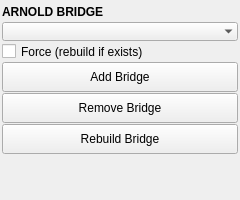
Above: mayatk/mat_utils/arnold_bridge.ui from m3trik/mayatk before the change. Below: the same form after it.
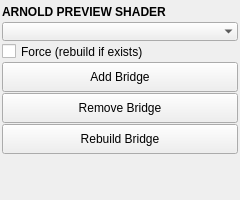
That is the form after the change. Custom widgets are drawn as their Qt base class.

Commit message:
Cross-DCC bridges (blender_bridge, unity_bridge) + broad utils refresh
Adds blender_bridge/unity_bridge and mayapy_package_manager; refreshes mat/edit/
env/nurbs/rig/anim utils and slot panels. 220 real-Maya tests pass across changed
modules.

Diff of the .ui file:
```diff
--- a/mayatk/mat_utils/arnold_bridge.ui
+++ b/mayatk/mat_utils/arnold_bridge.ui
@@ -86,7 +86,7 @@
          </font>
         </property>
         <property name="text">
-         <string>ARNOLD BRIDGE</string>
+         <string>ARNOLD PREVIEW SHADER</string>
         </property>
        </widget>
       </item>
```
The commit also changes 75 other files.
